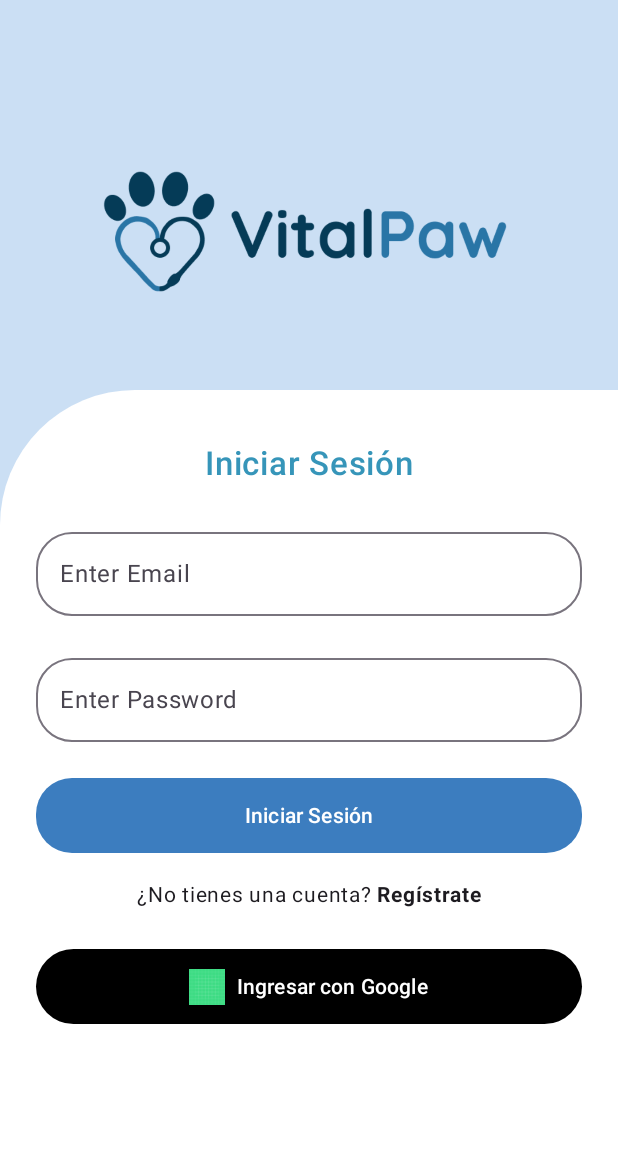
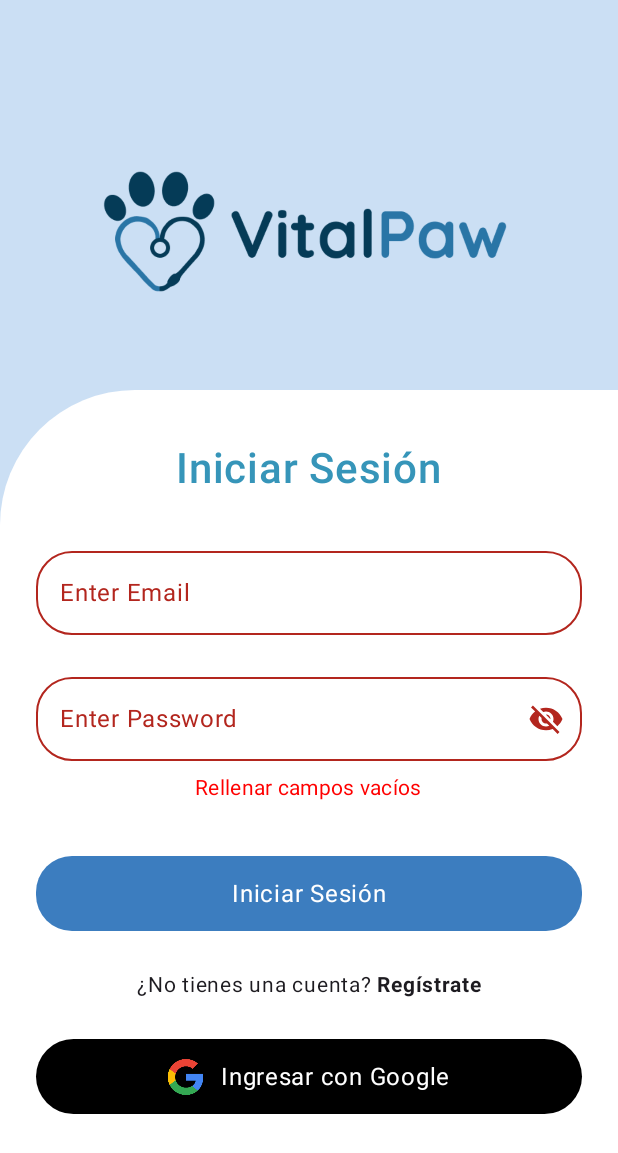
Before and after one commit to Glimmercitos/VitalPaw_UI, an Android app built with Jetpack Compose: the screen it shows after launch (MainActivity), after a tap on "Iniciar Sesión", on a phone screen of 412 x 824 dp. Shown: the top 1153 px of the screen. Run offline under Robolectric (Android 15) with nearby library versions, the light colour scheme and no system bars.

Commit message:
✨ Add basic errorhandling for login

```diff
--- a/app/build.gradle.kts
+++ b/app/build.gradle.kts
@@ -41,6 +41,7 @@
 
 dependencies {
 
+    implementation ("androidx.compose.material:material-icons-extended:1.6.0")
     implementation(libs.androidx.core.ktx)
     implementation(libs.androidx.lifecycle.runtime.ktx)
     implementation(libs.androidx.activity.compose)
@@ -49,6 +50,9 @@
     implementation(libs.androidx.ui.graphics)
     implementation(libs.androidx.ui.tooling.preview)
     implementation(libs.androidx.material3)
+    implementation(libs.androidx.lifecycle.runtime)
+    implementation(libs.androidx.lifecycle.viewmodel)
+    implementation(libs.androidx.lifecycle.viewmodel.compose)
     testImplementation(libs.junit)
     androidTestImplementation(libs.androidx.junit)
     androidTestImplementation(libs.androidx.espresso.core)
--- a/app/src/main/java/me/vitalpaw/ui/screens/veterinario/LoginScreen.kt
+++ b/app/src/main/java/me/vitalpaw/ui/screens/veterinario/LoginScreen.kt
@@ -3,8 +3,7 @@
 import androidx.compose.foundation.Image
 import androidx.compose.foundation.background
 import androidx.compose.foundation.layout.Arrangement
-import androidx.compose.foundation.layout.Box
-import androidx.compose.foundation.layout.Column
+import androidx.compose.foundation.layout.*
 import androidx.compose.foundation.layout.Spacer
 import androidx.compose.foundation.layout.fillMaxSize
 import androidx.compose.foundation.layout.fillMaxWidth
@@ -16,6 +15,7 @@
 import androidx.compose.material3.Button
 import androidx.compose.material3.ButtonDefaults
 import androidx.compose.material3.Icon
+import androidx.compose.material3.MaterialTheme
 import androidx.compose.material3.OutlinedTextField
 import androidx.compose.material3.Surface
 import androidx.compose.material3.Text
@@ -27,15 +27,28 @@
 import androidx.compose.ui.text.SpanStyle
 import androidx.compose.ui.text.buildAnnotatedString
 import androidx.compose.ui.text.font.FontWeight
+import androidx.compose.ui.text.input.PasswordVisualTransformation
+import androidx.compose.ui.text.input.VisualTransformation
 import androidx.compose.ui.text.withStyle
 import androidx.compose.ui.tooling.preview.Preview
 import androidx.compose.ui.unit.dp
 import androidx.compose.ui.unit.sp
+import androidx.lifecycle.viewmodel.compose.viewModel
 import me.vitalpaw.R
+import me.vitalpaw.viewmodels.SessionViewModel
+import androidx.compose.material.icons.Icons
+import androidx.compose.material.icons.filled.Visibility
+import androidx.compose.material.icons.filled.VisibilityOff
+import androidx.compose.material3.IconButton
+
 
 @Preview(showBackground = true)
 @Composable
-fun LoginScreen(){
+fun LoginScreen(viewModel: SessionViewModel = viewModel()){
+    val email = viewModel.email
+    val password = viewModel.password
+    val showError = viewModel.showError
+
     Box(
         modifier = Modifier
             .fillMaxSize()
@@ -70,47 +83,73 @@
             ){
                 Text(
                     text = "Iniciar Sesión",
-                    fontSize = 22.sp,
+                    fontSize = 28.sp,
                     fontWeight = FontWeight.SemiBold,
                     color = Color(0xFF3695B9)
                 )
 
-                Spacer(modifier = Modifier.height(24.dp))
+                Spacer(modifier = Modifier.height(30.dp))
 
                 OutlinedTextField(
-                    value = "",
-                    onValueChange = {},
+                    value = email,
+                    onValueChange = viewModel::onEmailChange,
                     label = { Text("Enter Email") },
                     modifier = Modifier.fillMaxWidth(),
-                    shape = RoundedCornerShape(24.dp)
+                    shape = RoundedCornerShape(24.dp),
+                    isError = showError && email.isBlank()
                 )
 
                 Spacer(modifier = Modifier.height(20.dp))
 
                 // Password
                 OutlinedTextField(
-                    value = "",
-                    onValueChange = {},
+                    value = password,
+                    onValueChange = viewModel::onPasswordChange,
                     label = { Text("Enter Password") },
                     modifier = Modifier.fillMaxWidth(),
-                    shape = RoundedCornerShape(24.dp)
+                    shape = RoundedCornerShape(24.dp),
+                    isError = showError && password.isBlank(),
+                    visualTransformation = if (viewModel.isPasswordVisible) VisualTransformation.None
+                    else PasswordVisualTransformation(),
+                    trailingIcon = {
+                        val image = if (viewModel.isPasswordVisible)
+                            Icons.Filled.Visibility
+                        else
+                            Icons.Filled.VisibilityOff
+
+                        IconButton(onClick = viewModel::onTogglePasswordVisibility) {
+                            Icon(imageVector = image, contentDescription = "Toggle password")
+                        }
+                    }
                 )
 
-                Spacer(modifier = Modifier.height(24.dp))
+                if (showError && (email.isBlank() || password.isBlank())) {
+                    Text(
+                        text = "Rellenar campos vacíos",
+                        color = Color.Red,
+                        style = MaterialTheme.typography.bodyMedium,
+                        modifier = Modifier.padding(top = 8.dp)
+                    )
+                }
+
+                Spacer(modifier = Modifier.height(35.dp))
 
                 // Botón iniciar sesión
                 Button(
-                    onClick = { /* TODO: Acción de login */ },
+                    onClick = viewModel::onLoginClick,
                     colors = ButtonDefaults.buttonColors(containerColor = Color(0xFF3C7DBF)),
                     shape = RoundedCornerShape(24.dp),
                     modifier = Modifier
                         .fillMaxWidth()
                         .height(50.dp)
                 ) {
-                    Text(text = "Iniciar Sesión", color = Color.White)
+                    Text(
+                        text = "Iniciar Sesión",
+                        style = MaterialTheme.typography.bodyLarge,
+                        color = Color.White)
                 }
 
-                Spacer(modifier = Modifier.height(16.dp))
+                Spacer(modifier = Modifier.height(24.dp))
 
                 // Texto de registro
                 Text(
@@ -125,7 +164,6 @@
 
                 Spacer(modifier = Modifier.height(24.dp))
 
-                // Botón de Google
                 Button(
                     onClick = { /* TODO: Login con Google */ },
                     colors = ButtonDefaults.buttonColors(containerColor = Color.Black),
@@ -135,13 +173,16 @@
                         .height(50.dp)
                 ){
                     Icon(
-                        painter = painterResource(id = R.drawable.ic_launcher_background), // icono
+                        painter = painterResource(id = R.drawable.google_icon),
                         contentDescription = "Google",
                         tint = Color.Unspecified,
                         modifier = Modifier.size(24.dp)
                     )
-                    Spacer(modifier = Modifier.width(8.dp))
-                    Text(text = "Ingresar con Google", color = Color.White)
+                    Spacer(modifier = Modifier.width(12.dp))
+                    Text(
+                        text = "Ingresar con Google",
+                        style = MaterialTheme.typography.bodyLarge,
+                        color = Color.White)
                 }
             }
             }
--- /dev/null
+++ b/app/src/main/java/me/vitalpaw/viewmodels/SessionViewModel.kt
@@ -0,0 +1,41 @@
+package me.vitalpaw.viewmodels
+
+import androidx.compose.runtime.mutableStateOf
+import androidx.lifecycle.ViewModel
+import androidx.compose.runtime.getValue
+import androidx.compose.runtime.setValue
+
+
+class SessionViewModel : ViewModel(){
+    var email by mutableStateOf("")
+        private set
+
+    var password by mutableStateOf("")
+        private set
+
+    var showError by mutableStateOf(false)
+        private set
+
+    fun onEmailChange(newEmail: String) {
+        email = newEmail
+        if (showError) showError = false
+    }
+
+    fun onPasswordChange(newPassword: String) {
+        password = newPassword
+        if (showError) showError = false
+    }
+
+    fun onLoginClick() {
+        showError = email.isBlank() || password.isBlank()
+        if (!showError) {
+        }
+    }
+
+    var isPasswordVisible by mutableStateOf(false)
+        private set
+
+    fun onTogglePasswordVisibility(){
+        isPasswordVisible = !isPasswordVisible
+    }
+}
--- a/gradle/libs.versions.toml
+++ b/gradle/libs.versions.toml
@@ -8,6 +8,9 @@
 lifecycleRuntimeKtx = "2.9.0"
 activityCompose = "1.10.1"
 composeBom = "2024.09.00"
+lifecycleRuntime = "2.6.1"
+lifecycleViewmodel = "2.6.1"
+lifecycleViewmodelCompose = "2.6.1"
 
 [libraries]
 androidx-core-ktx = { group = "androidx.core", name = "core-ktx", version.ref = "coreKtx" }
@@ -24,6 +27,9 @@
 androidx-ui-test-manifest = { group = "androidx.compose.ui", name = "ui-test-manifest" }
 androidx-ui-test-junit4 = { group = "androidx.compose.ui", name = "ui-test-junit4" }
 androidx-material3 = { group = "androidx.compose.material3", name = "material3" }
+androidx-lifecycle-runtime = { group = "androidx.lifecycle", name = "lifecycle-runtime", version.ref = "lifecycleRuntime" }
+androidx-lifecycle-viewmodel = { group = "androidx.lifecycle", name = "lifecycle-viewmodel", version.ref = "lifecycleViewmodel" }
+androidx-lifecycle-viewmodel-compose = { group = "androidx.lifecycle", name = "lifecycle-viewmodel-compose", version.ref = "lifecycleViewmodelCompose" }
 
 [plugins]
 android-application = { id = "com.android.application", version.ref = "agp" }
```
Also changed, not shown: app/src/main/res/drawable/google_icon.png (added).
